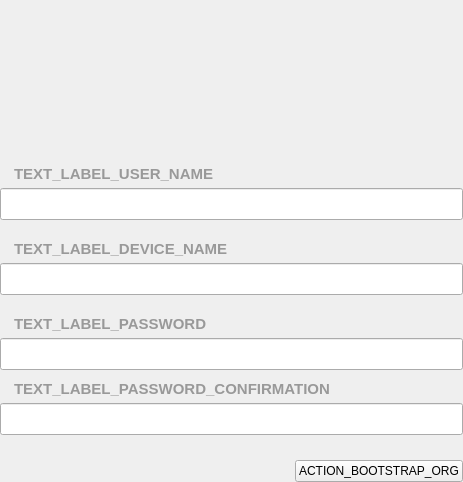
Qt form parsec/core/gui/forms/bootstrap_organization_widget.ui (Scille/parsec-cloud) before a commit.
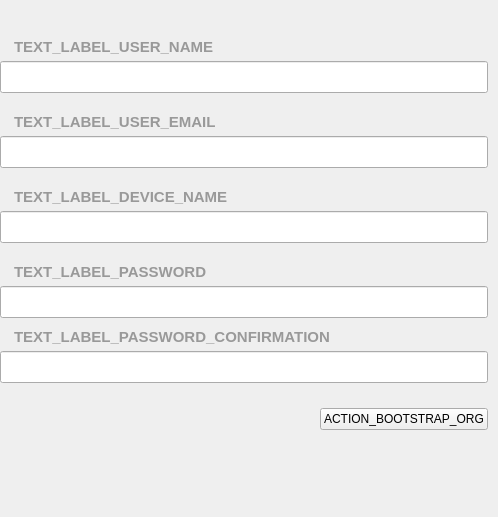
The same form after that commit.

Commit message: [GUI] Fixed bootstrap org

```diff
--- a/parsec/core/gui/forms/bootstrap_organization_widget.ui
+++ b/parsec/core/gui/forms/bootstrap_organization_widget.ui
@@ -6,22 +6,26 @@
    <rect>
     <x>0</x>
     <y>0</y>
-    <width>463</width>
-    <height>482</height>
+    <width>498</width>
+    <height>517</height>
    </rect>
   </property>
   <property name="windowTitle">
    <string>Form</string>
   </property>
   <property name="styleSheet">
-   <string notr="true">#label_device_name, #label_username, #label_password, #label_confirmation {
+   <string notr="true">#label_device_name, #label_username, #label_password, #label_confirmation, #label_email {
 	color: #999999;
 	padding-left: 10px;
+}
+
+#scrollArea, #scrollAreaWidgetContents {
+	background: none;
 }</string>
   </property>
   <layout class="QVBoxLayout" name="verticalLayout_4">
    <property name="spacing">
-    <number>30</number>
+    <number>0</number>
    </property>
    <property name="leftMargin">
     <number>0</number>
@@ -66,20 +70,32 @@
     </widget>
    </item>
    <item>
-    <widget class="QWidget" name="widget" native="true">
-     <property name="sizePolicy">
-      <sizepolicy hsizetype="Expanding" vsizetype="Preferred">
-       <horstretch>0</horstretch>
-       <verstretch>0</verstretch>
-      </sizepolicy>
+    <widget class="QScrollArea" name="scrollArea">
+     <property name="frameShape">
+      <enum>QFrame::NoFrame</enum>
      </property>
-     <property name="minimumSize">
-      <size>
-       <width>0</width>
-       <height>0</height>
-      </size>
+     <property name="frameShadow">
+      <enum>QFrame::Plain</enum>
      </property>
-     <layout class="QVBoxLayout" name="verticalLayout_6">
+     <property name="lineWidth">
+      <number>0</number>
+     </property>
+     <property name="horizontalScrollBarPolicy">
+      <enum>Qt::ScrollBarAlwaysOff</enum>
+     </property>
+     <property name="widgetResizable">
+      <bool>true</bool>
+     </property>
+     <widget class="QWidget" name="scrollAreaWidgetContents">
+      <property name="geometry">
+       <rect>
+        <x>0</x>
+        <y>0</y>
+        <width>498</width>
+        <height>478</height>
+       </rect>
+      </property>
+      <layout class="QVBoxLayout" name="verticalLayout_8">
       <property name="spacing">
        <number>0</number>
       </property>
@@ -87,10 +103,10 @@
        <number>0</number>
       </property>
       <property name="topMargin">
-       <number>0</number>
+        <number>20</number>
       </property>
       <property name="rightMargin">
-       <number>0</number>
+        <number>10</number>
       </property>
       <property name="bottomMargin">
        <number>0</number>
@@ -155,6 +171,37 @@
            </item>
           </layout>
          </item>
+          <item>
+           <layout class="QVBoxLayout" name="verticalLayout_3">
+            <property name="spacing">
+             <number>5</number>
+            </property>
+            <item>
+             <widget class="QLabel" name="label_email">
+              <property name="font">
+               <font>
+                <pointsize>11</pointsize>
+                <weight>75</weight>
+                <bold>true</bold>
+               </font>
+              </property>
+              <property name="text">
+               <string>TEXT_LABEL_USER_EMAIL</string>
+              </property>
+             </widget>
+            </item>
+            <item>
+             <widget class="QLineEdit" name="line_edit_email">
+              <property name="minimumSize">
+               <size>
+                <width>0</width>
+                <height>32</height>
+               </size>
+              </property>
+             </widget>
+            </item>
+           </layout>
+          </item>
          <item>
           <layout class="QVBoxLayout" name="verticalLayout_7">
            <property name="spacing">
@@ -362,10 +409,24 @@
            </item>
           </layout>
          </item>
+          <item>
+           <spacer name="verticalSpacer_2">
+            <property name="orientation">
+             <enum>Qt::Vertical</enum>
+            </property>
+            <property name="sizeHint" stdset="0">
+             <size>
+              <width>20</width>
+              <height>40</height>
+             </size>
+            </property>
+           </spacer>
+          </item>
         </layout>
        </widget>
       </item>
      </layout>
+     </widget>
     </widget>
    </item>
   </layout>
```
Lines whose indentation alone changed are shown as unchanged. The commit also changes 4 other files.
